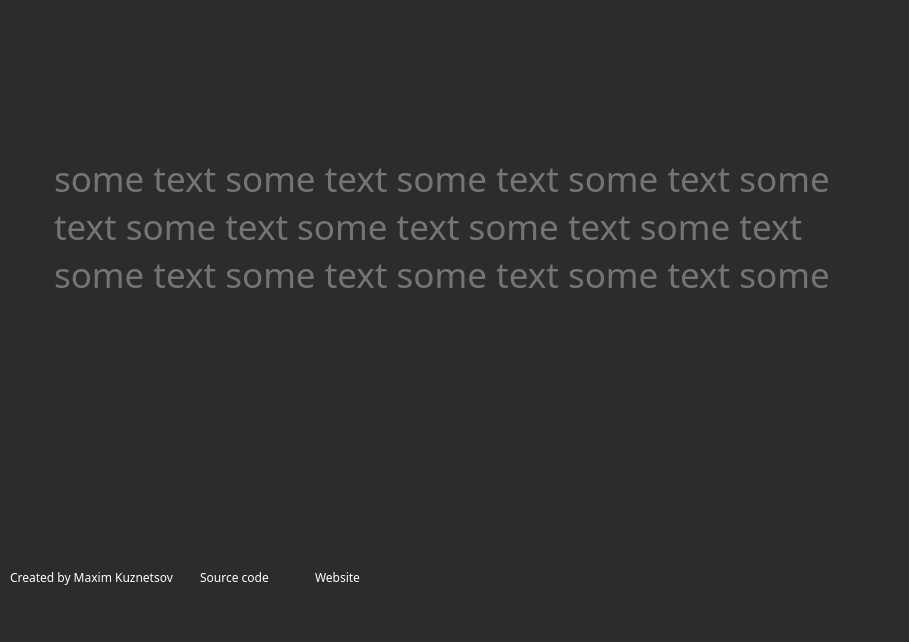
This is mainwindow.ui in kuzia99/SpeedTypingMaster as Qt 5 draws it before an edit. The edited form follows.
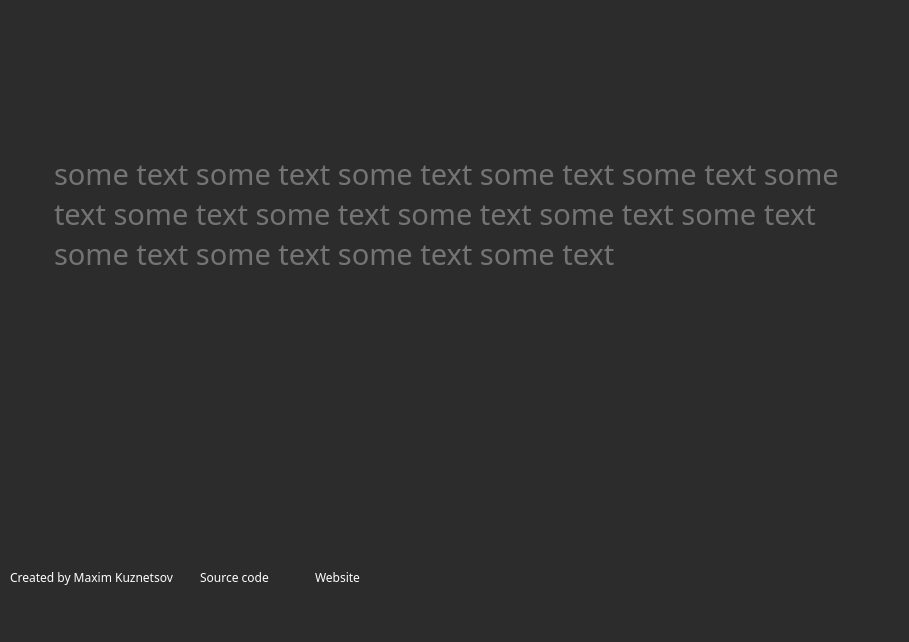
This is the edited form. Icons and pictures are not drawn. Custom widgets are drawn as their Qt base class.

Commit message: базовая проверка ввода

```diff
--- a/mainwindow.ui
+++ b/mainwindow.ui
@@ -62,7 +62,7 @@
 &lt;html&gt;&lt;head&gt;&lt;meta name=&quot;qrichtext&quot; content=&quot;1&quot; /&gt;&lt;meta charset=&quot;utf-8&quot; /&gt;&lt;style type=&quot;text/css&quot;&gt;
 p, li { white-space: pre-wrap; }
 &lt;/style&gt;&lt;/head&gt;&lt;body style=&quot; font-family:'Kanit'; font-size:22pt; font-weight:400; font-style:normal;&quot;&gt;
-&lt;p style=&quot; margin-top:0px; margin-bottom:0px; margin-left:0px; margin-right:0px; -qt-block-indent:0; text-indent:0px;&quot;&gt;&lt;span style=&quot; font-size:26pt; color:#747474;&quot;&gt;some text some text some text some text some text some text some text some text some text some text some text some text some text some text some text&lt;/span&gt;&lt;/p&gt;&lt;/body&gt;&lt;/html&gt;</string>
+&lt;p style=&quot; margin-top:0px; margin-bottom:0px; margin-left:0px; margin-right:0px; -qt-block-indent:0; text-indent:0px;&quot;&gt;&lt;span style=&quot; color:#747474;&quot;&gt;some text some text some text some text some text some text some text some text some text some text some text some text some text some text some text&lt;/span&gt;&lt;/p&gt;&lt;/body&gt;&lt;/html&gt;</string>
     </property>
     <property name="acceptRichText">
      <bool>true</bool>
```
Left out of the diff: 2 changed lines with no effect on the pictures. The commit also changes 2 other files.
